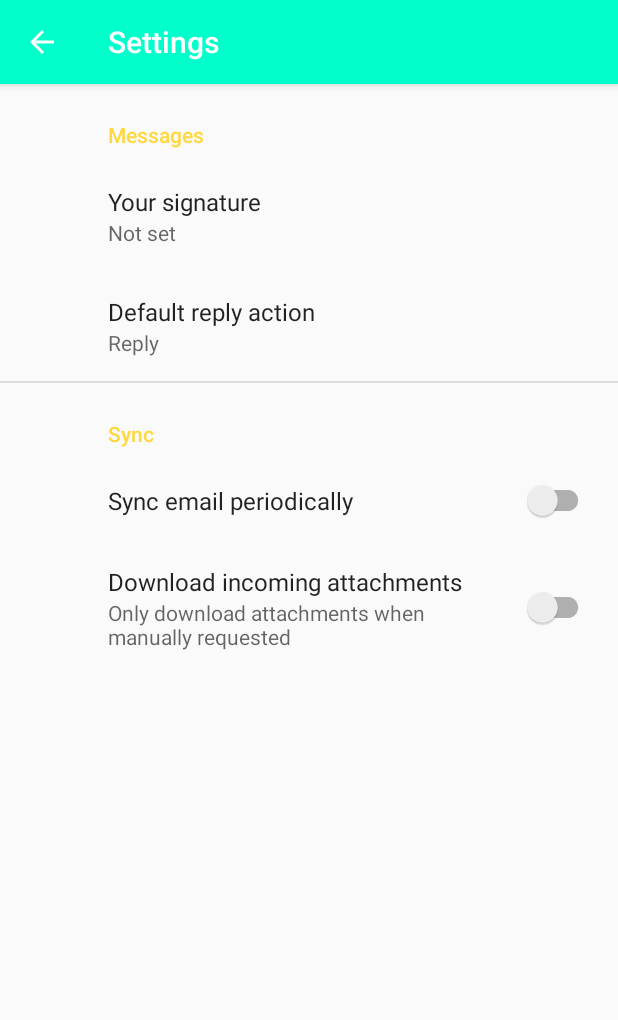
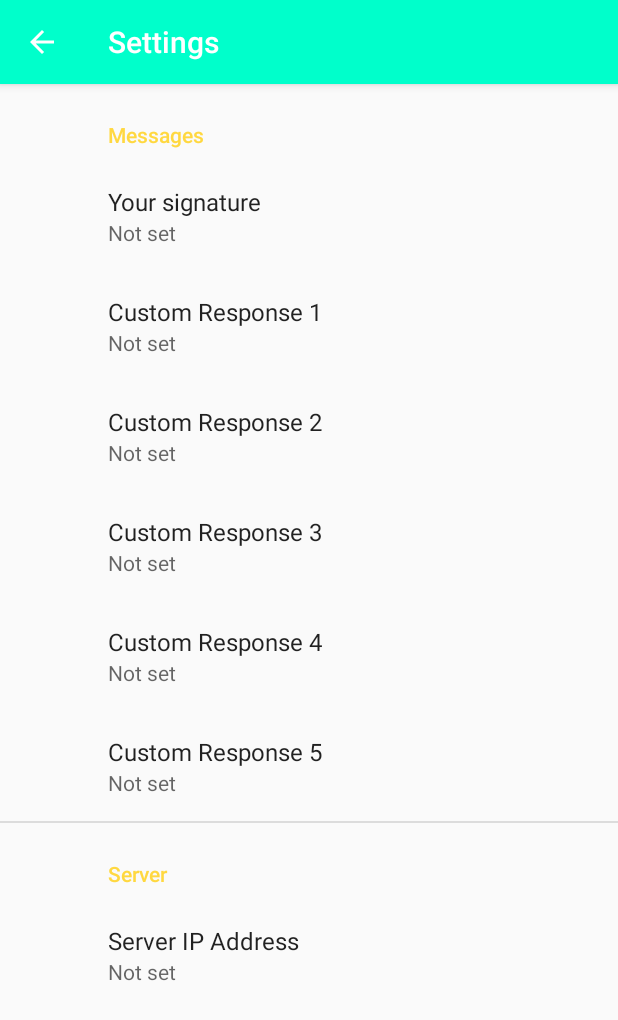
Before and after one commit to mmoo97/MadeIt, an Android app: the screen it shows after launch (SettingsActivity), after a tap on "Settings", on a phone screen of 412 x 824 dp. Shown: the top 1020 px of the screen. Run offline under Robolectric (Android 15) with nearby library versions, the phone set to English and light mode, and no system bars; our stand-ins replace androidx.preference.

Commit message:
Fixed custom responses/finished ip config setting

```diff
--- a/Mobile_App/app/src/main/java/com/example/madeit/MainActivity.java
+++ b/Mobile_App/app/src/main/java/com/example/madeit/MainActivity.java
@@ -7,12 +7,15 @@ import androidx.appcompat.app.AppCompatActivity;
 import android.annotation.SuppressLint;
 import android.content.Context;
 import android.content.Intent;
+import android.content.SharedPreferences;
 import android.net.wifi.WifiInfo;
 import android.net.wifi.WifiManager;
 import android.os.AsyncTask;
 import android.os.Bundle;
 import androidx.annotation.NonNull;
 import androidx.appcompat.app.AppCompatActivity;
+import androidx.preference.Preference;
+import androidx.preference.PreferenceManager;
 
 import android.os.Bundle;
 import android.util.Log;
@@ -45,6 +48,9 @@ import static android.provider.AlarmClock.EXTRA_MESSAGE;
 
 public class MainActivity extends AppCompatActivity {
 
+    Menu menu;
+    SharedPreferences prefs;
+
     @Override
     protected void onCreate(Bundle savedInstanceState) {
         super.onCreate(savedInstanceState);
@@ -57,7 +63,7 @@ public class MainActivity extends AppCompatActivity {
         address = info.getMacAddress();
         //todo: flash error message to screen
         //**************
-
+        prefs = PreferenceManager.getDefaultSharedPreferences(this);
         final Button Madeit = findViewById(R.id.MadeIt);
         Madeit.setOnClickListener(new View.OnClickListener() {
             public void onClick(View v) {
@@ -100,7 +106,8 @@ public class MainActivity extends AppCompatActivity {
 
                                 Log.i("JSON", postData2.toString());
 
-                                startConnection("ec2-3-80-254-191.compute-1.amazonaws.com", 8080);
+                                // startConnection("ec2-3-80-254-191.compute-1.amazonaws.com", 8080);
+                                startConnection(prefs.getString("ip_config", "not_set"), 8080);
                                 sendMessage(postData2.toString());
 
                             } catch (JSONException e) {
@@ -133,6 +140,8 @@ public class MainActivity extends AppCompatActivity {
         MenuInflater inflater = getMenuInflater();
         inflater.inflate(R.menu.drop_menu, menu);
 
+        this.menu = menu;
+
         return true;
     }
 
@@ -148,9 +157,10 @@ public class MainActivity extends AppCompatActivity {
 
             case R.id.custom_responses:
                 Toast.makeText(this, getText(R.string.custom_responses), Toast.LENGTH_SHORT).show();
+                updateMenuTitles();
                 return true;
 
-            case R.id.response_1:
+            case R.id.response1:
                 Toast.makeText(this, getText(R.string.response_1), Toast.LENGTH_SHORT).show();
                 return true;
 
@@ -207,4 +217,19 @@ public class MainActivity extends AppCompatActivity {
         clientSocket.close();
     }
 
+    private void updateMenuTitles() {
+
+        MenuItem item1 = menu.findItem(R.id.response1);
+        item1.setTitle(prefs.getString("response_1", "Empty"));
+        MenuItem item2 = menu.findItem(R.id.response2);
+        item2.setTitle(prefs.getString("response_2", "Empty"));
+        MenuItem item3 = menu.findItem(R.id.response3);
+        item3.setTitle(prefs.getString("response_3", "Empty"));
+        MenuItem item4 = menu.findItem(R.id.response4);
+        item4.setTitle(prefs.getString("response_4", "Empty"));
+        MenuItem item5 = menu.findItem(R.id.response5);
+        item5.setTitle(prefs.getString("response_5", "Empty"));
+    }
+
+
 }
--- a/Mobile_App/app/src/main/java/com/example/madeit/SettingsActivity.java
+++ b/Mobile_App/app/src/main/java/com/example/madeit/SettingsActivity.java
@@ -29,5 +29,6 @@ public class SettingsActivity extends AppCompatActivity {
         public void onCreatePreferences(Bundle savedInstanceState, String rootKey) {
             setPreferencesFromResource(R.xml.root_preferences, rootKey);
         }
+
     }
 }
--- a/Mobile_App/app/src/main/res/menu/drop_menu.xml
+++ b/Mobile_App/app/src/main/res/menu/drop_menu.xml
@@ -13,7 +13,7 @@
         app:showAsAction="never">
 
         <menu>
-            <item android:id="@+id/response_1"
+            <item android:id="@+id/response1"
                 android:title="@string/response_1"/>
 
             <item android:id="@+id/response2"
--- a/Mobile_App/app/src/main/res/values/strings.xml
+++ b/Mobile_App/app/src/main/res/values/strings.xml
@@ -16,11 +16,18 @@
     <!-- Preference Titles -->
     <string name="messages_header">Messages</string>
     <string name="sync_header">Sync</string>
+    <string name="server_header">Server</string>
 
     <!-- Messages Preferences -->
     <string name="signature_title">Your signature</string>
     <string name="reply_title">Default reply action</string>
     <string name="login">Login</string>
+    <string name="ip_config">Server IP Address</string>
+    <string name="custom_response1">Custom Response 1</string>
+    <string name="custom_response2">Custom Response 2</string>
+    <string name="custom_response3">Custom Response 3</string>
+    <string name="custom_response4">Custom Response 4</string>
+    <string name="custom_response5">Custom Response 5</string>
 
     <!-- Sync Preferences -->
     <string name="sync_title">Sync email periodically</string>
--- a/Mobile_App/app/src/main/res/xml/root_preferences.xml
+++ b/Mobile_App/app/src/main/res/xml/root_preferences.xml
@@ -23,29 +23,63 @@
             app:title="@string/signature_title"
             app:useSimpleSummaryProvider="true" />
 
-        <ListPreference
-            app:defaultValue="reply"
-            app:entries="@array/reply_entries"
-            app:entryValues="@array/reply_values"
-            app:key="reply"
-            app:title="@string/reply_title"
+        <EditTextPreference
+            app:key="response_1"
+            app:title="@string/custom_response1"
+            app:useSimpleSummaryProvider="true" />
+
+        <EditTextPreference
+            app:key="response_2"
+            app:title="@string/custom_response2"
+            app:useSimpleSummaryProvider="true" />
+
+        <EditTextPreference
+            app:key="response_3"
+            app:title="@string/custom_response3"
+            app:useSimpleSummaryProvider="true" />
+
+        <EditTextPreference
+            app:key="response_4"
+            app:title="@string/custom_response4"
+            app:useSimpleSummaryProvider="true" />
+
+        <EditTextPreference
+            app:key="response_5"
+            app:title="@string/custom_response5"
+            app:useSimpleSummaryProvider="true" />
+
+        <!--<ListPreference-->
+            <!--app:defaultValue="reply"-->
+            <!--app:entries="@array/reply_entries"-->
+            <!--app:entryValues="@array/reply_values"-->
+            <!--app:key="reply"-->
+            <!--app:title="@string/reply_title"-->
+            <!--app:useSimpleSummaryProvider="true" />-->
+
+
+    </PreferenceCategory>
+
+    <!--<PreferenceCategory app:title="@string/sync_header">-->
+
+        <!--<SwitchPreferenceCompat-->
+            <!--app:key="sync"-->
+            <!--app:title="@string/sync_title" />-->
+
+        <!--<SwitchPreferenceCompat-->
+            <!--app:dependency="sync"-->
+            <!--app:key="attachment"-->
+            <!--app:summaryOff="@string/attachment_summary_off"-->
+            <!--app:summaryOn="@string/attachment_summary_on"-->
+            <!--app:title="@string/attachment_title" />-->
+
+    <!--</PreferenceCategory>-->
+
+    <PreferenceCategory app:title="@string/server_header">
+        <EditTextPreference
+            app:key="ip_config"
+            app:title="@string/ip_config"
             app:useSimpleSummaryProvider="true" />
 
     </PreferenceCategory>
 
-    <PreferenceCategory app:title="@string/sync_header">
-
-        <SwitchPreferenceCompat
-            app:key="sync"
-            app:title="@string/sync_title" />
-
-        <SwitchPreferenceCompat
-            app:dependency="sync"
-            app:key="attachment"
-            app:summaryOff="@string/attachment_summary_off"
-            app:summaryOn="@string/attachment_summary_on"
-            app:title="@string/attachment_title" />
-
-    </PreferenceCategory>
-
 </androidx.preference.PreferenceScreen>
```
